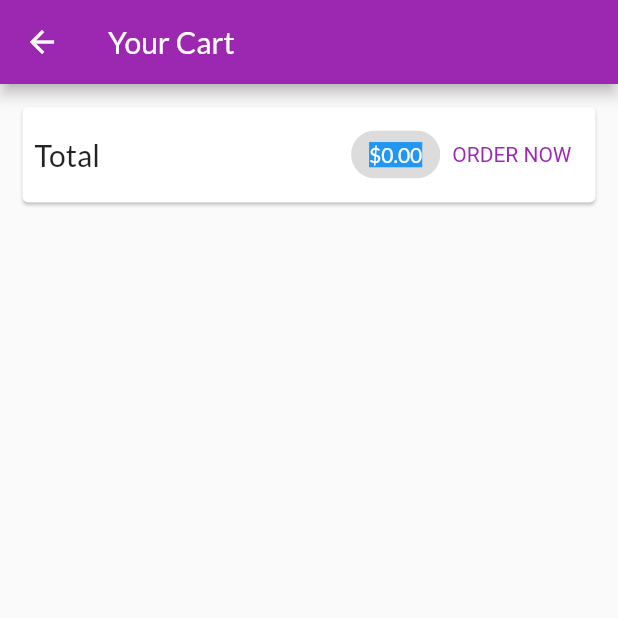
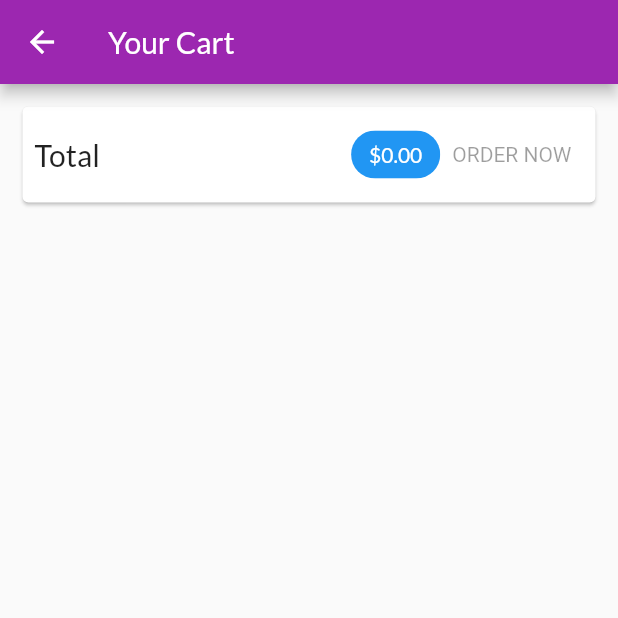
Before and after one commit to haust0301/myshop, a Flutter app: the CartScreen screen opened by its route, on a phone screen of 412 x 824 dp, the top half of it. Run offline on Flutter 3.47's test engine with Material 2 defaults, Android fonts, the phone set to English and light mode, and no system bars; network calls fail.

```diff
--- a/lib/main.dart
+++ b/lib/main.dart
@@ -17,6 +17,9 @@ class MyApp extends StatelessWidget {
         ),
         ChangeNotifierProvider(
           create: (ctx) => CartManager(),
+        ),
+        ChangeNotifierProvider(
+          create: (ctx) => OrdersManager(),
         ),
       ],
       child: MaterialApp(
--- a/lib/ui/cart/cart_screen.dart
+++ b/lib/ui/cart/cart_screen.dart
@@ -1,15 +1,16 @@
 import 'package:flutter/material.dart';
-import 'cart_item_card.dart';
-import 'cart_manager.dart';
 import 'package:provider/provider.dart';
+import '../../ui/screens.dart';
+import './cart_item_card.dart';
 
 class CartScreen extends StatelessWidget {
   static const routeName = '/cart';
+
   const CartScreen({super.key});
 
   @override
   Widget build(BuildContext context) {
-    final cart = context.read<CartManager>();
+    final cart = context.watch<CartManager>();
     return Scaffold(
       appBar: AppBar(
         title: const Text('Your Cart'),
@@ -17,10 +18,10 @@ class CartScreen extends StatelessWidget {
       body: Column(
         children: <Widget>[
           buildCartSummary(cart, context),
-          const SizedBox(
-            height: 10,
+          const SizedBox(height: 16),
+          Expanded(
+            child: buildCartDetails(cart),
           ),
-          Expanded(child: buildCartDetails(cart))
         ],
       ),
     );
@@ -29,10 +30,12 @@ class CartScreen extends StatelessWidget {
   Widget buildCartDetails(CartManager cart) {
     return ListView(
       children: cart.productEntries
-          .map((entry) => CartItemCard(
+          .map(
+            (entry) => CartItemCard(
               productId: entry.key,
               cardItem: entry.value,
-              ))
+            ),
+          )
           .toList(),
     );
   }
@@ -43,25 +46,37 @@ class CartScreen extends StatelessWidget {
       child: Padding(
         padding: const EdgeInsets.all(8),
         child: Row(
+          mainAxisAlignment: MainAxisAlignment.spaceBetween,
           children: <Widget>[
-            const Text('Total', style: TextStyle(fontSize: 20)),
+            const Text(
+              'Total',
+              style: TextStyle(fontSize: 20),
+            ),
             const Spacer(),
             Chip(
               label: Text(
                 '\$${cart.totalAmount.toStringAsFixed(2)}',
                 style: TextStyle(
                   color: Theme.of(context).primaryTextTheme.headline6?.color,
-                    backgroundColor: Theme.of(context).primaryColor),
                 ),
               ),
+              backgroundColor: Theme.of(context).primaryColor,
+            ),
             TextButton(
-              onPressed: () {
-                print('An order has been added');
+              onPressed: cart.totalAmount <= 0
+                  ? null
+                  : () {
+                      context.read<OrdersManager>().addOrder(
+                            cart.products,
+                            cart.totalAmount,
+                          );
+                      cart.clear();
                     },
               style: TextButton.styleFrom(
                 textStyle: TextStyle(
                   color: Theme.of(context).primaryColor,
-              )),
+                ),
+              ),
               child: const Text('ORDER NOW'),
             ),
           ],
```
Also changed, not shown: lib/ui/orders/order_manager.dart (+18 -3 lines), lib/ui/orders/orders_screen.dart (+14 -8 lines). Lines whose indentation alone changed are shown as unchanged.
